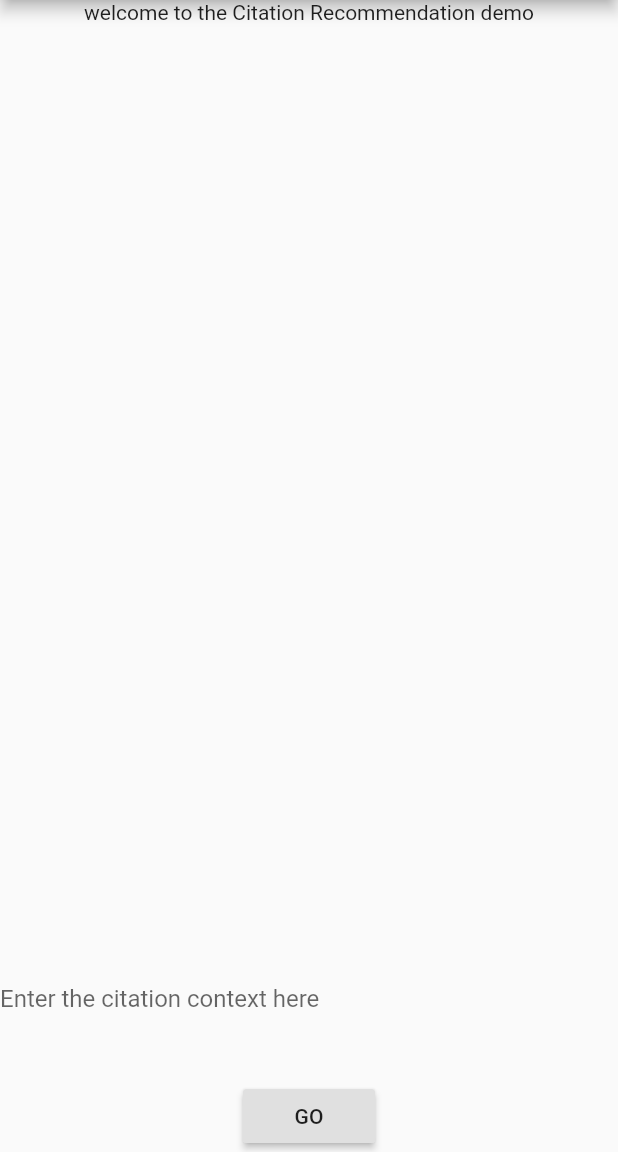
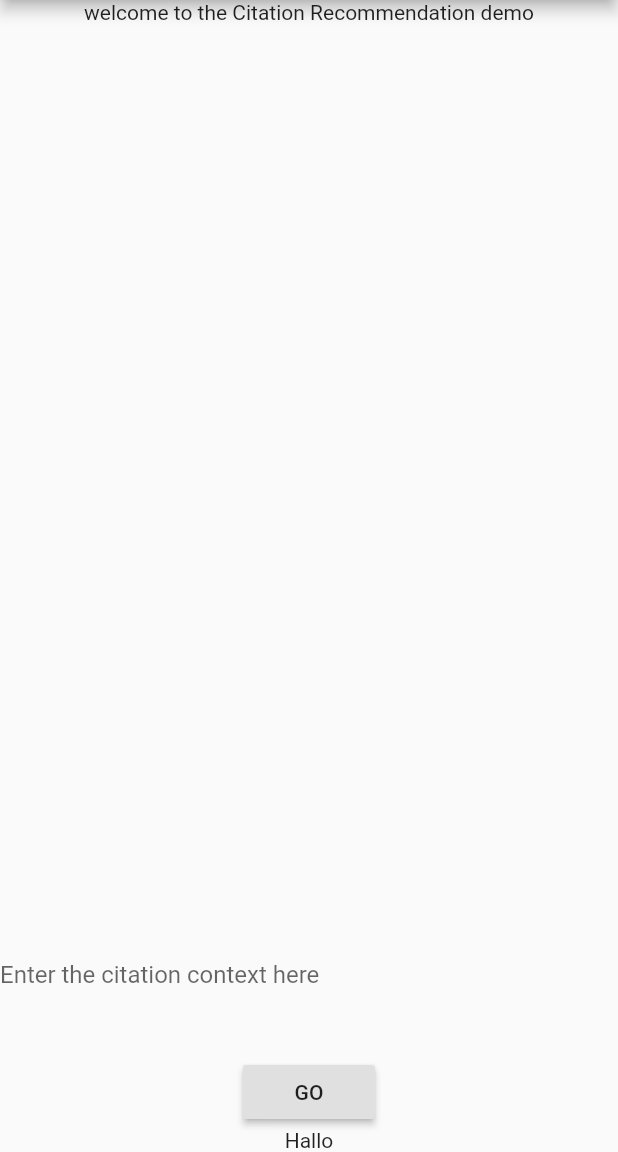
Before and after one commit to sebastiancelis98/CitationRexApp, a Flutter app: the screen it shows after launch, on a phone screen of 412 x 824 dp, the part 84-1236 px from its top. Run offline on Flutter 3.47's test engine with Material 2 defaults, Android fonts, the phone set to English and light mode, and no system bars.

```diff
--- a/lib/main.dart
+++ b/lib/main.dart
@@ -40,6 +40,8 @@ class RootPage extends StatelessWidget {
             ),
             const SizedBox(height: 30),
             MyButton(),
+
+            Text('Hallo')
           ],
         ));
   }
@@ -61,6 +63,8 @@ class _MyButtonState extends State<MyButton> {
           buttontext = "HI";
         } else {
           buttontext = "GO";
+
+          //Neue Erinnerung
         }
         setState(() {});
       },
```
